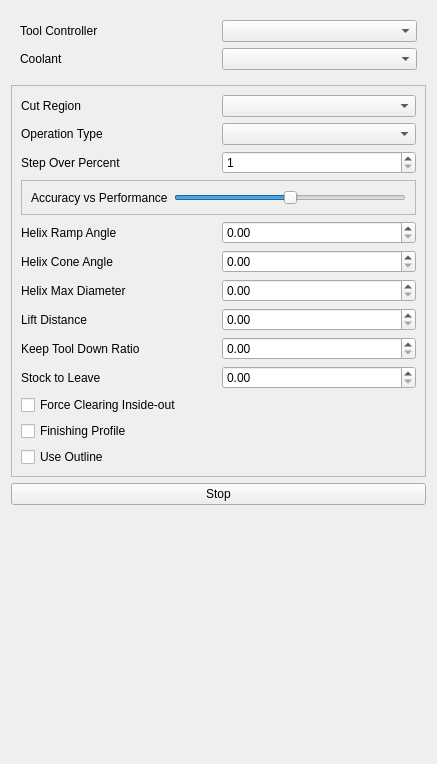
Old version of the form src/Mod/Path/Gui/Resources/panels/PageOpAdaptiveEdit.ui in the repository southseact-3d/fcd.
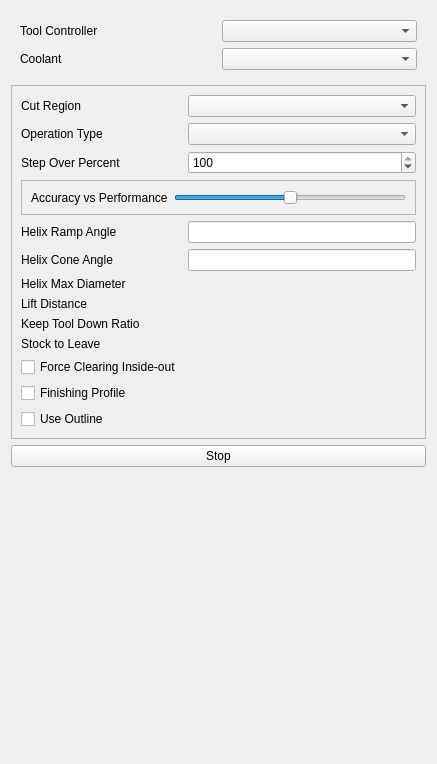
New version of the form. Custom widgets are drawn as their Qt base class.

Commit message: use correct widgets in task panel

What changed in the file:
```diff
--- a/src/Mod/Path/Gui/Resources/panels/PageOpAdaptiveEdit.ui
+++ b/src/Mod/Path/Gui/Resources/panels/PageOpAdaptiveEdit.ui
@@ -49,24 +49,24 @@
       <enum>QFrame::Raised</enum>
      </property>
      <layout class="QGridLayout" name="gridLayout_2">
-      <item row="0" column="0">
-       <widget class="QLabel" name="label">
+      <item row="25" column="0">
+       <widget class="QCheckBox" name="useOutline">
         <property name="text">
-         <string>Cut Region</string>
+         <string>Use Outline</string>
         </property>
        </widget>
       </item>
-      <item row="0" column="1">
-       <widget class="QComboBox" name="Side">
-        <property name="toolTip">
-         <string>&lt;html&gt;&lt;head/&gt;&lt;body&gt;&lt;p&gt;Cut inside or outside of the selected shapes&lt;/p&gt;&lt;/body&gt;&lt;/html&gt;</string>
+      <item row="18" column="0">
+       <widget class="QLabel" name="label_11">
+        <property name="text">
+         <string>Keep Tool Down Ratio</string>
         </property>
        </widget>
       </item>
-      <item row="2" column="0">
-       <widget class="QLabel" name="label_2">
+      <item row="14" column="0">
+       <widget class="QLabel" name="label_9">
         <property name="text">
-         <string>Operation Type</string>
+         <string>Helix Max Diameter</string>
         </property>
        </widget>
       </item>
@@ -77,6 +77,13 @@
         </property>
        </widget>
       </item>
+      <item row="0" column="0">
+       <widget class="QLabel" name="label">
+        <property name="text">
+         <string>Cut Region</string>
+        </property>
+       </widget>
+      </item>
       <item row="4" column="0">
        <widget class="QLabel" name="label_4">
         <property name="text">
@@ -84,20 +91,49 @@
         </property>
        </widget>
       </item>
-      <item row="4" column="1">
-       <widget class="QSpinBox" name="StepOver">
-        <property name="toolTip">
-         <string>&lt;html&gt;&lt;head/&gt;&lt;body&gt;&lt;p&gt;Optimal value for tool stepover&lt;/p&gt;&lt;/body&gt;&lt;/html&gt;</string>
+      <item row="23" column="0">
+       <widget class="QCheckBox" name="ForceInsideOut">
+        <property name="text">
+         <string>Force Clearing Inside-out</string>
         </property>
-        <property name="minimum">
-         <number>1</number>
+       </widget>
+      </item>
+      <item row="16" column="0">
+       <widget class="QLabel" name="label_10">
+        <property name="text">
+         <string>Lift Distance</string>
         </property>
-        <property name="maximum">
-         <number>100</number>
+       </widget>
+      </item>
+      <item row="20" column="0">
+       <widget class="QLabel" name="label_12">
+        <property name="text">
+         <string>Stock to Leave</string>
         </property>
        </widget>
       </item>
-     <item row="9" column="0" colspan="2">
+      <item row="2" column="0">
+       <widget class="QLabel" name="label_2">
+        <property name="text">
+         <string>Operation Type</string>
+        </property>
+       </widget>
+      </item>
+      <item row="10" column="0">
+       <widget class="QLabel" name="label_7">
+        <property name="text">
+         <string>Helix Ramp Angle</string>
+        </property>
+       </widget>
+      </item>
+      <item row="24" column="0">
+       <widget class="QCheckBox" name="FinishingProfile">
+        <property name="text">
+         <string>Finishing Profile</string>
+        </property>
+       </widget>
+      </item>
+      <item row="9" column="0" colspan="2">
        <widget class="QFrame" name="frame_3">
         <property name="frameShape">
          <enum>QFrame::StyledPanel</enum>
@@ -141,17 +177,10 @@
         </layout>
        </widget>
       </item>
-      <item row="10" column="0">
-       <widget class="QLabel" name="label_7">
-        <property name="text">
-         <string>Helix Ramp Angle</string>
-        </property>
-       </widget>
-      </item>
-      <item row="10" column="1">
-       <widget class="QDoubleSpinBox" name="HelixAngle">
+      <item row="0" column="1">
+       <widget class="QComboBox" name="Side">
         <property name="toolTip">
-         <string>&lt;html&gt;&lt;head/&gt;&lt;body&gt;&lt;p&gt;Angle of the helix ramp entry&lt;/p&gt;&lt;/body&gt;&lt;/html&gt;</string>
+         <string>&lt;html&gt;&lt;head/&gt;&lt;body&gt;&lt;p&gt;Cut inside or outside of the selected shapes&lt;/p&gt;&lt;/body&gt;&lt;/html&gt;</string>
         </property>
        </widget>
       </item>
@@ -162,91 +191,86 @@
         </property>
        </widget>
       </item>
-      <item row="12" column="1">
-       <widget class="QDoubleSpinBox" name="HelixConeAngle">
-        <property name="toolTip">
-         <string>&lt;html&gt;&lt;head/&gt;&lt;body&gt;&lt;p&gt;Angle of the helix entry cone&lt;/p&gt;&lt;/body&gt;&lt;/html&gt;</string>
-        </property>
-       </widget>
-      </item>
-      <item row="14" column="0">
-       <widget class="QLabel" name="label_9">
-        <property name="text">
-         <string>Helix Max Diameter</string>
-        </property>
-       </widget>
-      </item>
       <item row="14" column="1">
-       <widget class="QDoubleSpinBox" name="HelixDiameterLimit">
+       <widget class="Gui::QuantitySpinBox" name="HelixDiameterLimit">
         <property name="toolTip">
          <string>&lt;html&gt;&lt;head/&gt;&lt;body&gt;&lt;p&gt;If &amp;gt;0 it limits the helix ramp diameter&lt;/p&gt;&lt;p&gt;otherwise the 75 percent of tool diameter is used&lt;/p&gt;&lt;/body&gt;&lt;/html&gt;</string>
         </property>
-       </widget>
-      </item>
-      <item row="15" column="0">
-       <widget class="QLabel" name="label_10">
-        <property name="text">
-         <string>Lift Distance</string>
+        <property name="unit" stdset="0">
+         <string notr="true"/>
         </property>
        </widget>
       </item>
-      <item row="15" column="1">
-       <widget class="QDoubleSpinBox" name="LiftDistance">
+      <item row="16" column="1">
+       <widget class="Gui::QuantitySpinBox" name="LiftDistance">
         <property name="toolTip">
          <string>&lt;html&gt;&lt;head/&gt;&lt;body&gt;&lt;p&gt;How much to lift the tool up during the rapid linking moves over cleared regions.&lt;/p&gt;&lt;p&gt;If linking path is not clear tool is raised to clearence height.&lt;/p&gt;&lt;/body&gt;&lt;/html&gt;</string>
         </property>
-       </widget>
-      </item>
-      <item row="17" column="0">
-       <widget class="QLabel" name="label_11">
-        <property name="text">
-         <string>Keep Tool Down Ratio</string>
+        <property name="unit" stdset="0">
+         <string notr="true"/>
         </property>
        </widget>
       </item>
-      <item row="17" column="1">
-       <widget class="QDoubleSpinBox" name="KeepToolDownRatio">
+      <item row="18" column="1">
+       <widget class="Gui::QuantitySpinBox" name="KeepToolDownRatio">
         <property name="toolTip">
          <string>&lt;html&gt;&lt;head/&gt;&lt;body&gt;&lt;p&gt;Max length of keep-tool-down linking path compared to direct distance between points.&lt;/p&gt;&lt;p&gt;If exceeded link will be done by raising the tool to clearence height.&lt;/p&gt;&lt;/body&gt;&lt;/html&gt;</string>
         </property>
-       </widget>
-      </item>
-      <item row="19" column="0">
-       <widget class="QLabel" name="label_12">
-        <property name="text">
-         <string>Stock to Leave</string>
+        <property name="unit" stdset="0">
+         <string notr="true"/>
         </property>
        </widget>
       </item>
-      <item row="19" column="1">
-       <widget class="QDoubleSpinBox" name="StockToLeave">
+      <item row="20" column="1">
+       <widget class="Gui::QuantitySpinBox" name="StockToLeave">
         <property name="toolTip">
          <string>&lt;html&gt;&lt;head/&gt;&lt;body&gt;&lt;p&gt;How much material to leave (i.e. for finishing operation)&lt;/p&gt;&lt;/body&gt;&lt;/html&gt;</string>
         </property>
+        <property name="unit" stdset="0">
+         <string notr="true"/>
+        </property>
        </widget>
       </item>
-      <item row="22" column="0">
-       <widget class="QCheckBox" name="ForceInsideOut">
-        <property name="text">
-         <string>Force Clearing Inside-out</string>
+      <item row="4" column="1">
+       <widget class="QSpinBox" name="stepOverPercent">
+        <property name="toolTip">
+         <string>&lt;html&gt;&lt;head/&gt;&lt;body&gt;&lt;p&gt;The amount by which the tool is laterally displaced on each cycle of the pattern, specified in percent of the tool diameter.&lt;/p&gt;&lt;p&gt;A step over of 100% results in no overlap between two different cycles.&lt;/p&gt;&lt;/body&gt;&lt;/html&gt;</string>
         </property>
+        <property name="minimum">
+         <number>1</number>
+        </property>
+        <property name="maximum">
+         <number>100</number>
+        </property>
+        <property name="singleStep">
+         <number>10</number>
+        </property>
+        <property name="value">
+         <number>100</number>
+        </property>
        </widget>
       </item>
-      <item row="23" column="0">
-       <widget class="QCheckBox" name="FinishingProfile">
-        <property name="text">
-         <string>Finishing Profile</string>
+      <item row="10" column="1">
+       <widget class="Gui::InputField" name="HelixAngle">
+        <property name="toolTip">
+         <string>&lt;html&gt;&lt;head/&gt;&lt;body&gt;&lt;p&gt;Angle of the helix ramp entry&lt;/p&gt;&lt;/body&gt;&lt;/html&gt;</string>
         </property>
+        <property name="unit" stdset="0">
+         <string notr="true"/>
+        </property>
        </widget>
       </item>
-      <item row="24" column="0">
-       <widget class="QCheckBox" name="useOutline">
-        <property name="text">
-         <string>Use Outline</string>
+      <item row="12" column="1">
+       <widget class="Gui::InputField" name="HelixConeAngle">
+        <property name="toolTip">
+         <string>&lt;html&gt;&lt;head/&gt;&lt;body&gt;&lt;p&gt;Angle of the helix entry cone&lt;/p&gt;&lt;/body&gt;&lt;/html&gt;</string>
         </property>
+        <property name="unit" stdset="0">
+         <string notr="true"/>
+        </property>
        </widget>
       </item>
-      </layout>
+     </layout>
     </widget>
    </item>
    <item>
@@ -271,6 +295,18 @@
    </item>
   </layout>
  </widget>
+ <customwidgets>
+  <customwidget>
+   <class>Gui::InputField</class>
+   <extends>QLineEdit</extends>
+   <header>Gui/InputField.h</header>
+  </customwidget>
+  <customwidget>
+   <class>Gui::QuantitySpinBox</class>
+   <extends>QWidget</extends>
+   <header>Gui/QuantitySpinBox.h</header>
+  </customwidget>
+ </customwidgets>
  <resources/>
  <connections/>
 </ui>
```
The commit also changes 1 other file.
